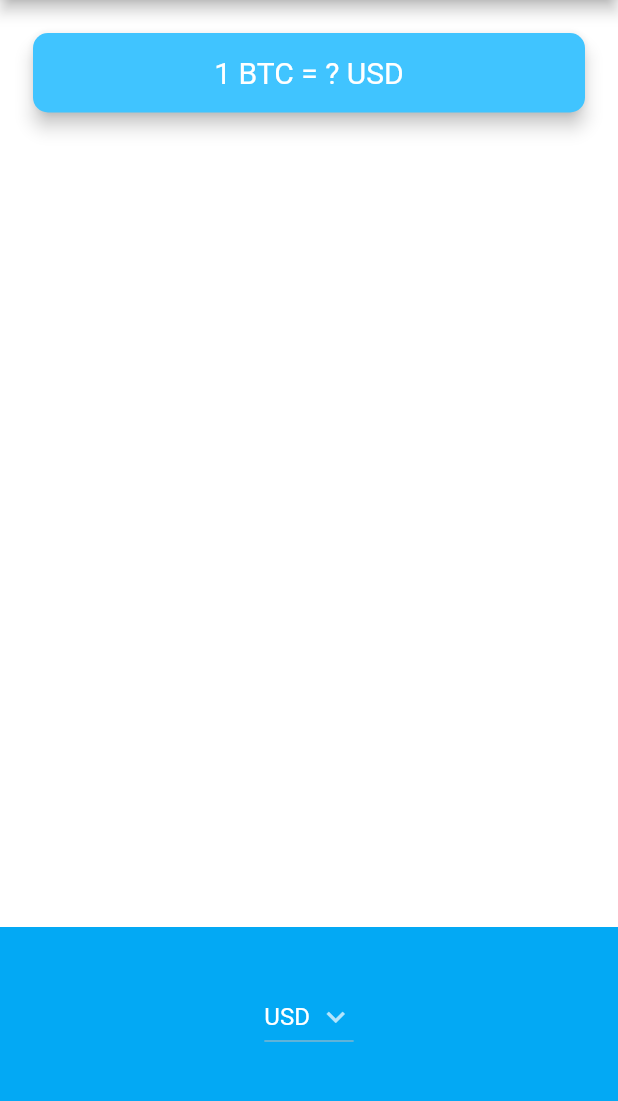
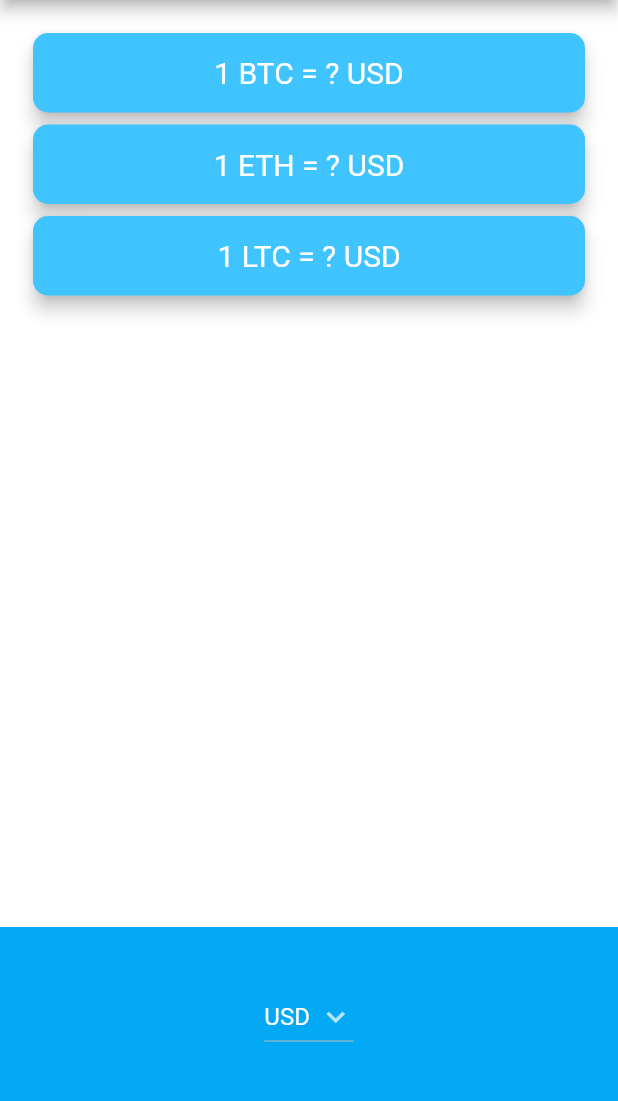
Before and after one commit to Joel-Nickson/bitcoin_ticker_flutter, a Flutter app: the screen it shows after launch, on a phone screen of 412 x 824 dp, the part 84-1185 px from its top. Run offline on Flutter 3.47's test engine with Material 2 defaults, Android fonts, the phone set to English and light mode, and no system bars; network calls fail.

Commit message:
add multiple cryptocoins

```diff
--- a/lib/price_screen.dart
+++ b/lib/price_screen.dart
@@ -9,28 +9,30 @@ class PriceScreen extends StatefulWidget {
 }
 
 class _PriceScreenState extends State<PriceScreen> {
-  //TODO 6: Update the default currency to AUD, the first item in the currencyList.
   String selectedCurrency = 'USD';
+  String selectedCrypto = 'BTC';
+  // String cryptoCoinValue = '?';
+  String bitCoinValue = '?';
+  String ethCoinValue = '?';
+  String ltcCoinValue = '?';
 
-  CupertinoPicker iOSPicker() {
-    List<Text> pickerItems = [];
-    for (String currency in currenciesList) {
-      pickerItems.add(Text(currency));
-    }
+  // CupertinoPicker iOSPicker() {
+  //   List<Text> pickerItems = [];
+  //   for (String currency in currenciesList) {
+  //     pickerItems.add(Text(currency));
+  //   }
 
-    return CupertinoPicker(
-      itemExtent: 32.0,
-      onSelectedItemChanged: (s) {
-        //TODO 1: Save the selected currency to the property selectedCurrency
-        //TODO 2: Call getData() when the picker/dropdown changes.
-        setState(() {
-          selectedCurrency = currenciesList[s];
-          getData(selectedCurrency);
-        });
-      },
-      children: pickerItems,
-    );
-  }
+  //   return CupertinoPicker(
+  //     itemExtent: 32.0,
+  //     onSelectedItemChanged: (s) {
+  //       setState(() {
+  //         selectedCurrency = currenciesList[s];
+  //         getData(selectedCurrency);
+  //       });
+  //     },
+  //     children: pickerItems,
+  //   );
+  // }
 
   DropdownButton<String> androidDropDown() {
     List<DropdownMenuItem<String>> dropDownItems = [];
@@ -49,7 +51,6 @@ class _PriceScreenState extends State<PriceScreen> {
       icon: const Icon(Icons.keyboard_arrow_down),
       onChanged: (dynamic value) {
         setState(
-          //TODO 2: Call getData() when the picker/dropdown changes.
           () {
             selectedCurrency = value.toString();
             getData(selectedCurrency);
@@ -59,13 +60,18 @@ class _PriceScreenState extends State<PriceScreen> {
     );
   }
 
-  String bitcoinValue = '?';
-
   void getData(selectedCurrency) async {
     try {
-      double data = await CoinData().getCoinData(selectedCurrency);
+      double bitCoinData =
+          await CoinData().getCoinData(selectedCurrency, 'BTC');
+      double ethCoinData =
+          await CoinData().getCoinData(selectedCurrency, 'ETH');
+      double ltcCoinData =
+          await CoinData().getCoinData(selectedCurrency, 'LTC');
       setState(() {
-        bitcoinValue = data.toStringAsFixed(0);
+        bitCoinValue = bitCoinData.toStringAsFixed(0);
+        ethCoinValue = ethCoinData.toStringAsFixed(0);
+        ltcCoinValue = ltcCoinData.toStringAsFixed(0);
       });
     } catch (e) {
       print(e);
@@ -78,11 +84,25 @@ class _PriceScreenState extends State<PriceScreen> {
     getData(selectedCurrency);
   }
 
-  Widget getPicker() {
-    if (Platform.isIOS) {
-      return iOSPicker();
-    }
-    return androidDropDown();
+  Widget CryptoUI(selectedCrypto, cryptoCoinValue) {
+    return Card(
+      color: Colors.lightBlueAccent,
+      elevation: 5.0,
+      shape: RoundedRectangleBorder(
+        borderRadius: BorderRadius.circular(10.0),
+      ),
+      child: Padding(
+        padding: EdgeInsets.symmetric(vertical: 15.0, horizontal: 28.0),
+        child: Text(
+          '1 $selectedCrypto = $cryptoCoinValue $selectedCurrency',
+          textAlign: TextAlign.center,
+          style: TextStyle(
+            fontSize: 20.0,
+            color: Colors.white,
+          ),
+        ),
+      ),
+    );
   }
 
   @override
@@ -97,24 +117,13 @@ class _PriceScreenState extends State<PriceScreen> {
         children: <Widget>[
           Padding(
             padding: EdgeInsets.fromLTRB(18.0, 18.0, 18.0, 0),
-            child: Card(
-              color: Colors.lightBlueAccent,
-              elevation: 5.0,
-              shape: RoundedRectangleBorder(
-                borderRadius: BorderRadius.circular(10.0),
-              ),
-              child: Padding(
-                padding: EdgeInsets.symmetric(vertical: 15.0, horizontal: 28.0),
-                child: Text(
-                  //TODO 5: Update the currency name depending on the selectedCurrency.
-                  '1 BTC = $bitcoinValue $selectedCurrency',
-                  textAlign: TextAlign.center,
-                  style: TextStyle(
-                    fontSize: 20.0,
-                    color: Colors.white,
-                  ),
-                ),
-              ),
+            child: Column(
+              crossAxisAlignment: CrossAxisAlignment.stretch,
+              children: [
+                CryptoUI('BTC', bitCoinValue),
+                CryptoUI('ETH', ethCoinValue),
+                CryptoUI('LTC', ltcCoinValue),
+              ],
             ),
           ),
           Container(
@@ -122,7 +131,7 @@ class _PriceScreenState extends State<PriceScreen> {
             alignment: Alignment.center,
             padding: EdgeInsets.only(bottom: 30.0),
             color: Colors.lightBlue,
-            child: Platform.isIOS ? iOSPicker() : androidDropDown(),
+            child: androidDropDown(),
           ),
         ],
       ),
```
Also changed, not shown: lib/coin_data.dart (+3 -4 lines).
